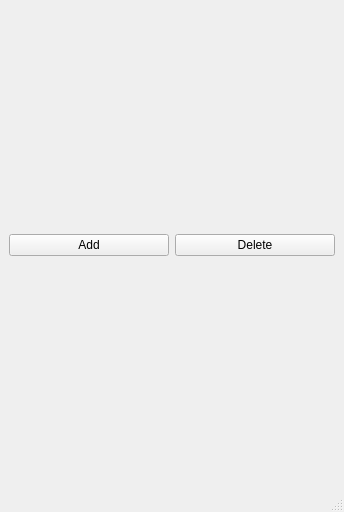
Qt form BookKeeping/account_manager/account_manager.ui (cowtony/BookKeeping) before a commit.
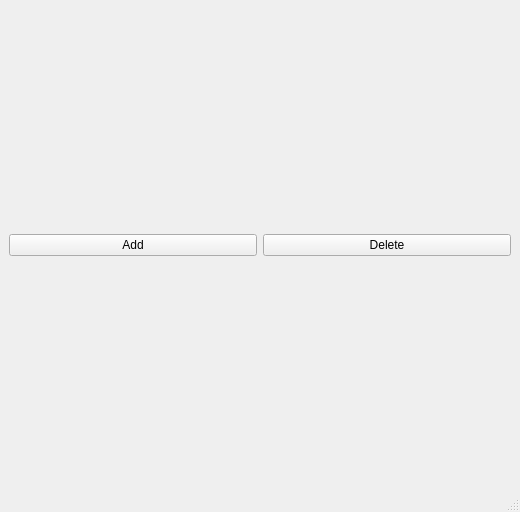
The same form after that commit. Icons and pictures are not drawn.

```diff
--- a/BookKeeping/account_manager/account_manager.ui
+++ b/BookKeeping/account_manager/account_manager.ui
@@ -6,7 +6,7 @@
    <rect>
     <x>0</x>
     <y>0</y>
-    <width>344</width>
+    <width>520</width>
     <height>512</height>
    </rect>
   </property>
```
Left out of the diff: 2 changed lines with no effect on the pictures.
